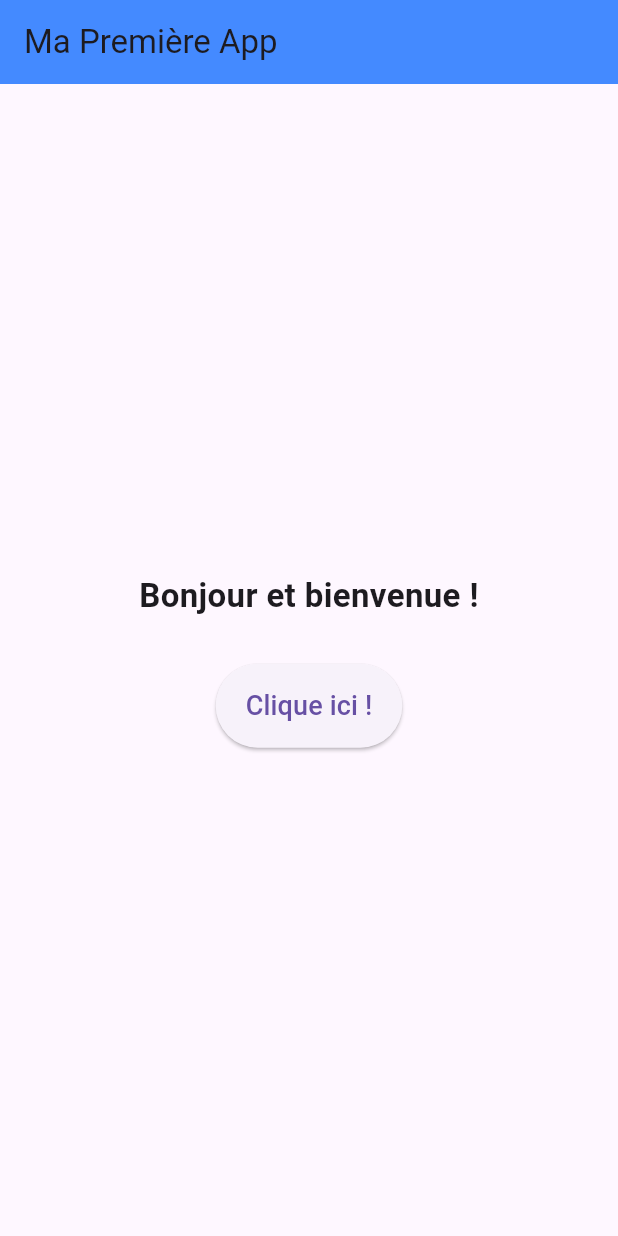
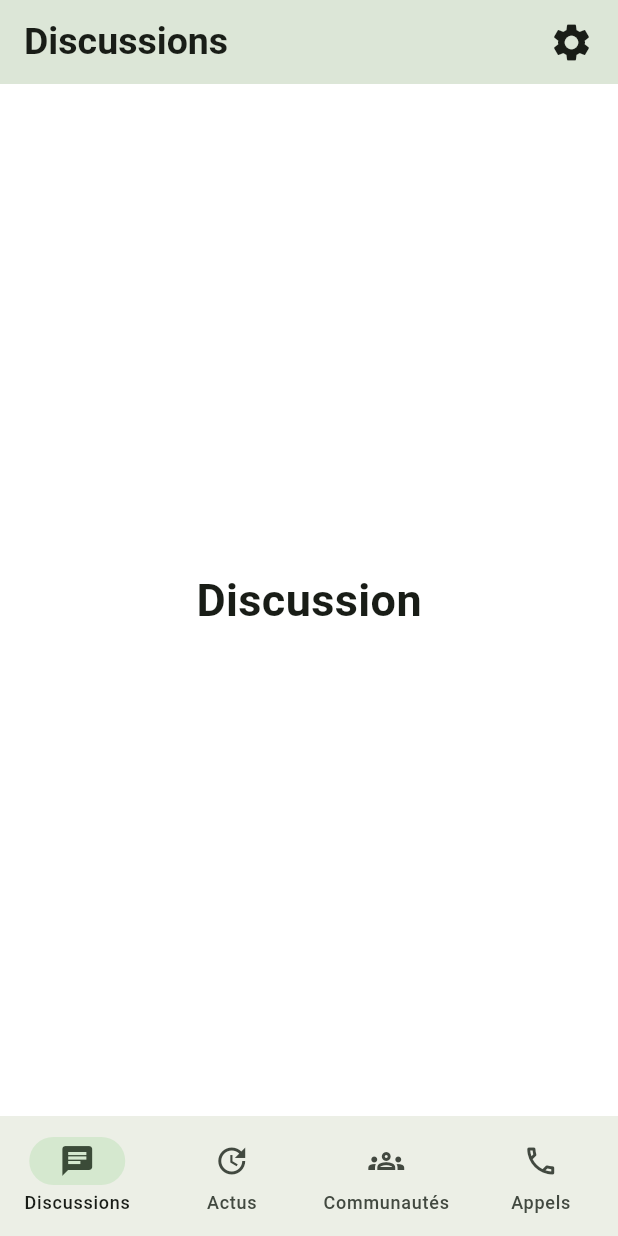
Before and after one commit to nosleepman1/intro-flutter, a Flutter app: the screen it shows after launch, on a phone screen of 412 x 824 dp. Run offline on Flutter 3.47's test engine with Material 3 defaults, Android fonts, the phone set to English and light mode, and no system bars.

Commit message:
(feat): make a clone of whatsapp navigation

```diff
--- a/lib/main.dart
+++ b/lib/main.dart
@@ -1,86 +1,86 @@
 import 'package:flutter/material.dart';
+import 'package:intro/pages/Actus.dart';
+import 'package:intro/pages/Calls.dart';
+import 'package:intro/pages/Communities.dart';
+import 'package:intro/pages/Discussion.dart';
 
-// 1. La fonction principale (le point d'entrée de l'application)
 void main() {
-  // runApp dit à Flutter de démarrer notre application
-  runApp(MaPremiereApp());
+  runApp(MaterialApp(
+      theme: ThemeData(
+        colorSchemeSeed: Colors.green,
+        scaffoldBackgroundColor: Colors.white
+      ),
+      home: App(),
+
+    )
+  );
 }
 
-// 2. Le widget racine de notre application
-class MaPremiereApp extends StatelessWidget {
-  const MaPremiereApp({super.key});
+class App extends StatefulWidget {
+  const App({super.key});
+
+  @override
+  State<App> createState() {
+    return HomePage();
+  }
+}
+
+class HomePage extends State<App> {
+
+  final pages = [
+    Discussion(),
+    Actus(),
+    Communities(),
+    Calls()
+  ];
+
+  int index  = 0;
 
   @override
   Widget build(BuildContext context) {
-    return MaterialApp(
-     debugShowCheckedModeBanner: false, // Enlève le petit bandeau "DEBUG"
-      title: 'Mon App Débutant',
-      theme: ThemeData(
-        primarySwatch: Colors.blue,
+    return Scaffold(
+      appBar: AppBar(
+          title: Row(
+              mainAxisAlignment: MainAxisAlignment.spaceBetween,
+              children: [
+                Text("${whatsappItems[index].label}", style: TextStyle(fontSize: 25, fontWeight: FontWeight.bold),),
+                Icon(Icons.settings, size: 30,)
+              ],
+          ),
+          elevation: 100,
       ),
-      home: PageAccueil(), // C'est la page qui s'affiche au lancement
+      body: pages[index],
+      bottomNavigationBar: NavigationBar(
+          selectedIndex: index,
+          destinations: whatsappItems,
+          onDestinationSelected: (int index) {
+            setState(() {
+              this.index = index;
+            });
+          } ),
     );
   }
 }
 
-// 3. Notre page d'accueil (Stateful = son état/contenu peut changer)
-class PageAccueil extends StatefulWidget {
-  const PageAccueil({super.key});
-
-  @override
-  State<PageAccueil> createState() => _PageAccueilState();
-}
-
-class _PageAccueilState extends State<PageAccueil> {
-  // 4. Une variable pour stocker notre texte
-  String message = "Bonjour et bienvenue ! ";
-
-  // 5. Une fonction qui change le texte quand on clique sur le bouton
-  void changerMessage() {
-    setState(() {
-      // setState dit à Flutter : "L'écran a changé, redessine-le !"
-      message = "Bravo, tu as créé ta première app Flutter ! ";
-    });
-  }
-
-  // 6. La fonction build qui dessine l'écran
-  @override
-  Widget build(BuildContext context) {
-    return Scaffold(
-      // Scaffold est la structure classique d'une page (avec une barre en haut, un corps, etc.)
-      appBar: AppBar(
-        title: Text("Ma Première App"),
-        backgroundColor: Colors.blueAccent,
-      ),
-      body: Center(
-        // Center place ses enfants au milieu de l'écran
-        child: Column(
-          // Column aligne ses enfants de haut en bas
-          mainAxisAlignment: MainAxisAlignment.center, // Centre verticalement
-          children: [
-            // Le texte qui affiche notre variable 'message'
-            Text(
-              message,
-              textAlign: TextAlign.center,
-              style: TextStyle(fontSize: 22, fontWeight: FontWeight.bold),
-            ),
-
-            SizedBox(height: 30), // Un espace vide de 30 pixels
-
-            // Le bouton cliquable
-            ElevatedButton(
-              onPressed: changerMessage, // Ce qu'il se passe quand on clique
-              style: ElevatedButton.styleFrom(
-                padding: EdgeInsets.symmetric(horizontal: 20, vertical: 15),
-              ),
-              child: Text(
-                "Clique ici !",
-                style: TextStyle(fontSize: 18),
-              ),
-            ),
-          ],
-        ),
-      ),
-    );
-  }
-}
+List<NavigationDestination> whatsappItems = const [
+  NavigationDestination(
+    icon: Icon(Icons.chat_outlined),
+    selectedIcon: Icon(Icons.chat),
+    label: 'Discussions',
+  ),
+  NavigationDestination(
+    icon: Icon(Icons.update_outlined),
+    selectedIcon: Icon(Icons.update),
+    label: 'Actus',
+  ),
+  NavigationDestination(
+    icon: Icon(Icons.groups_outlined),
+    selectedIcon: Icon(Icons.groups),
+    label: 'Communautés',
+  ),
+  NavigationDestination(
+    icon: Icon(Icons.call_outlined),
+    selectedIcon: Icon(Icons.call),
+    label: 'Appels',
+  ),
+];
--- /dev/null
+++ b/lib/pages/Actus.dart
@@ -0,0 +1,12 @@
+import 'package:flutter/material.dart';
+
+class Actus extends StatelessWidget{
+  const Actus({super.key});
+
+  @override
+  Widget build(BuildContext context) {
+    return Center(
+      child: Text("Actus", style: TextStyle(fontSize: 30, fontWeight: FontWeight.bold),),
+    );
+  }
+}
--- /dev/null
+++ b/lib/pages/Calls.dart
@@ -0,0 +1,12 @@
+import 'package:flutter/material.dart';
+
+class Calls extends StatelessWidget{
+  const Calls({super.key});
+
+  @override
+  Widget build(BuildContext context) {
+    return Center(
+      child: Text("Calls", style: TextStyle(fontSize: 30, fontWeight: FontWeight.bold),),
+    );
+  }
+}
--- /dev/null
+++ b/lib/pages/Communities.dart
@@ -0,0 +1,12 @@
+import 'package:flutter/material.dart';
+
+class Communities extends StatelessWidget{
+  const Communities({super.key});
+
+  @override
+  Widget build(BuildContext context) {
+    return Center(
+      child: Text("Communities", style: TextStyle(fontSize: 30, fontWeight: FontWeight.bold),),
+    );
+  }
+}
--- /dev/null
+++ b/lib/pages/Discussion.dart
@@ -0,0 +1,12 @@
+import 'package:flutter/material.dart';
+
+class Discussion extends StatelessWidget{
+  const Discussion({super.key});
+
+  @override
+  Widget build(BuildContext context) {
+    return Center(
+      child: Text("Discussion", style: TextStyle(fontSize: 30, fontWeight: FontWeight.bold),),
+    );
+  }
+}
```
